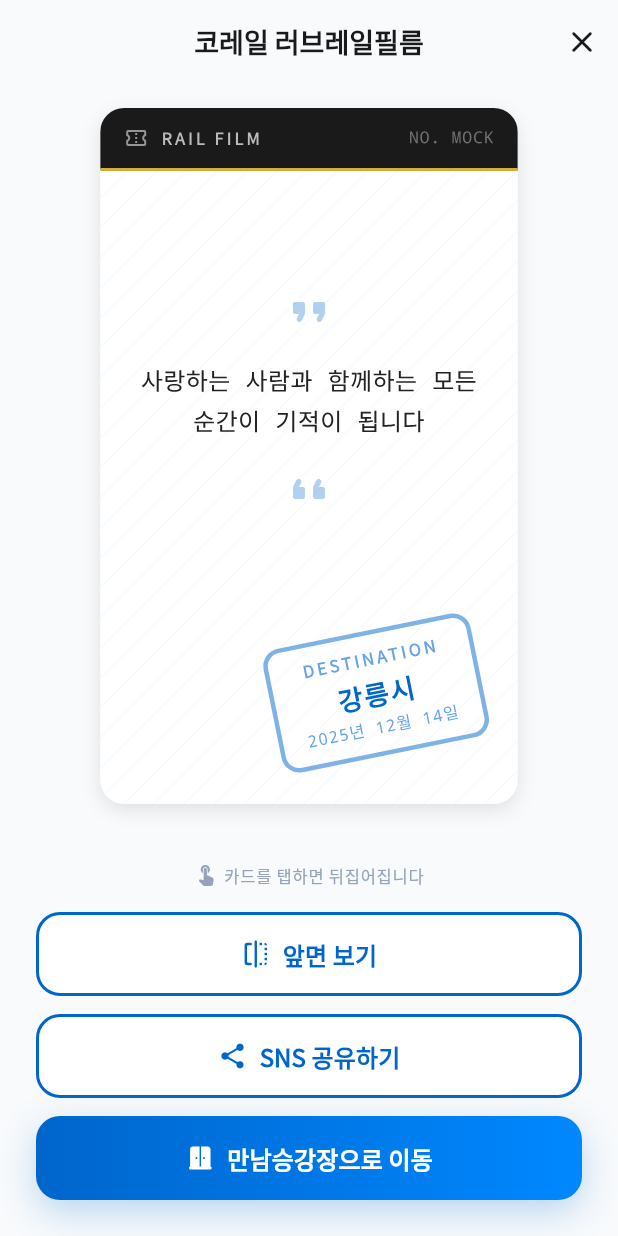
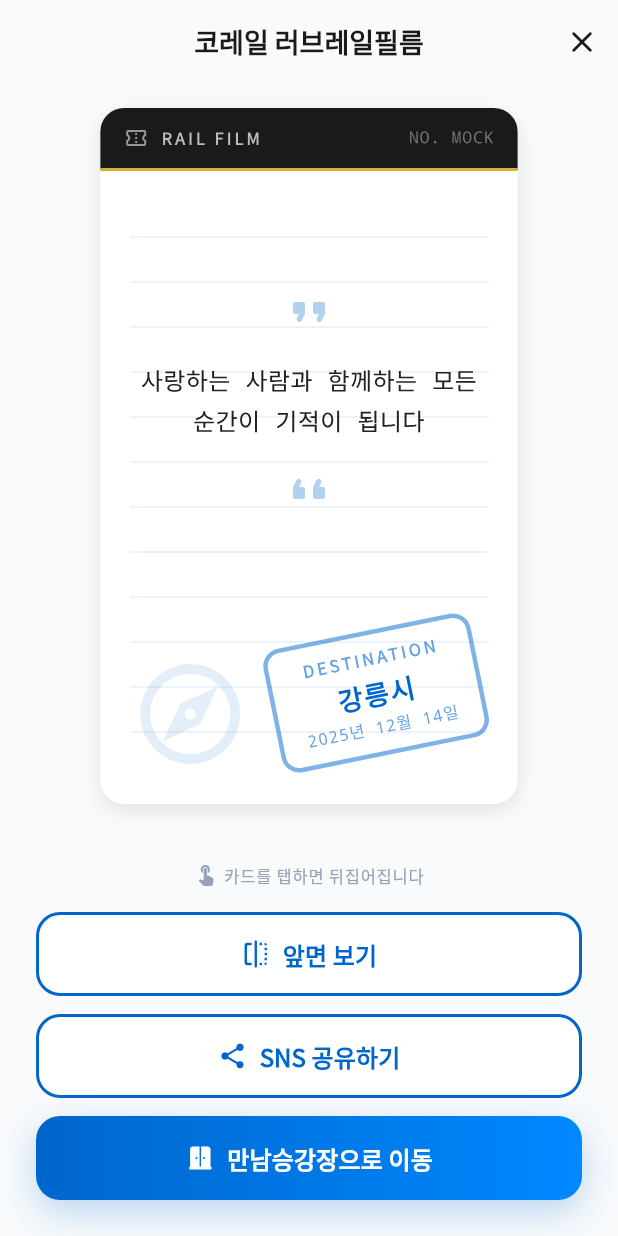
Before and after one commit to dusagong/FCM_APP-Flutter-with-AOS-IOS-, a Flutter app: the PhotoCardResultScreen screen opened directly with sample values from the repository, after a tap on "RAIL FILM", on a phone screen of 412 x 824 dp. Run offline on Flutter 3.47's test engine with Material 3 defaults, Android fonts, the phone set to English and light mode, and no system bars; drawn by our look-alikes of flutter_animate; our stand-ins replace camera, flutter_dotenv, google_fonts, image_picker, qr_flutter, share_plus and 1 more; missing offline and left inert: flutter_naver_map; accounts and stored records are empty.

Commit message:
photo card

```diff
--- a/lib/widgets/photo_card_widget.dart
+++ b/lib/widgets/photo_card_widget.dart
@@ -210,10 +210,24 @@
   Widget _buildBack(BuildContext context) {
     return Stack(
       children: [
-        // Background Pattern
+        // Background Pattern (Lined Paper + Divider)
         Positioned.fill(
           child: CustomPaint(
-            painter: _BackgroundPatternPainter(),
+            painter: _PostcardBackgroundPainter(),
+          ),
+        ),
+
+        // Watermark (Compass)
+        Positioned(
+          bottom: 20,
+          left: 20,
+          child: Opacity(
+            opacity: 0.1,
+            child: Icon(
+              Icons.explore_outlined,
+              size: 80,
+              color: AppColors.primary,
+            ),
           ),
         ),
 
@@ -397,22 +411,30 @@
   bool shouldRepaint(covariant CustomPainter oldDelegate) => false;
 }
 
-class _BackgroundPatternPainter extends CustomPainter {
+class _PostcardBackgroundPainter extends CustomPainter {
   @override
   void paint(Canvas canvas, Size size) {
-    final paint = Paint()
-      ..color = AppColors.primary.withOpacity(0.03)
+    final linePaint = Paint()
+      ..color = AppColors.primary.withOpacity(0.1)
       ..style = PaintingStyle.stroke
       ..strokeWidth = 1;
 
-    const spacing = 20.0;
-    for (var i = -size.height; i < size.width; i += spacing) {
+
+
+    // Horizontal Lines (Writing lines)
+    double startY = size.height * 0.25 - 30.0; // Added one more line at top
+    const lineHeight = 30.0;
+
+    while (startY < size.height - 20) {
       canvas.drawLine(
-        Offset(i, size.height),
-        Offset(i + size.height, 0),
-        paint,
+        Offset(20, startY),
+        Offset(size.width - 20, startY),
+        linePaint,
       );
+      startY += lineHeight;
     }
+
+
   }
 
   @override
```
